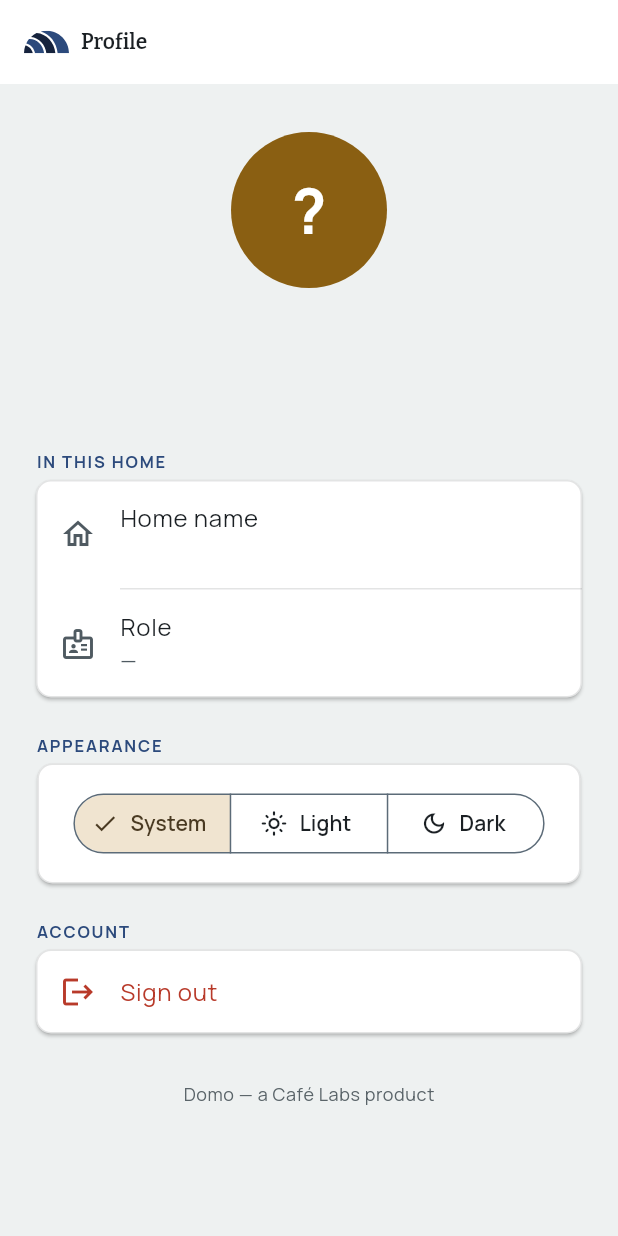
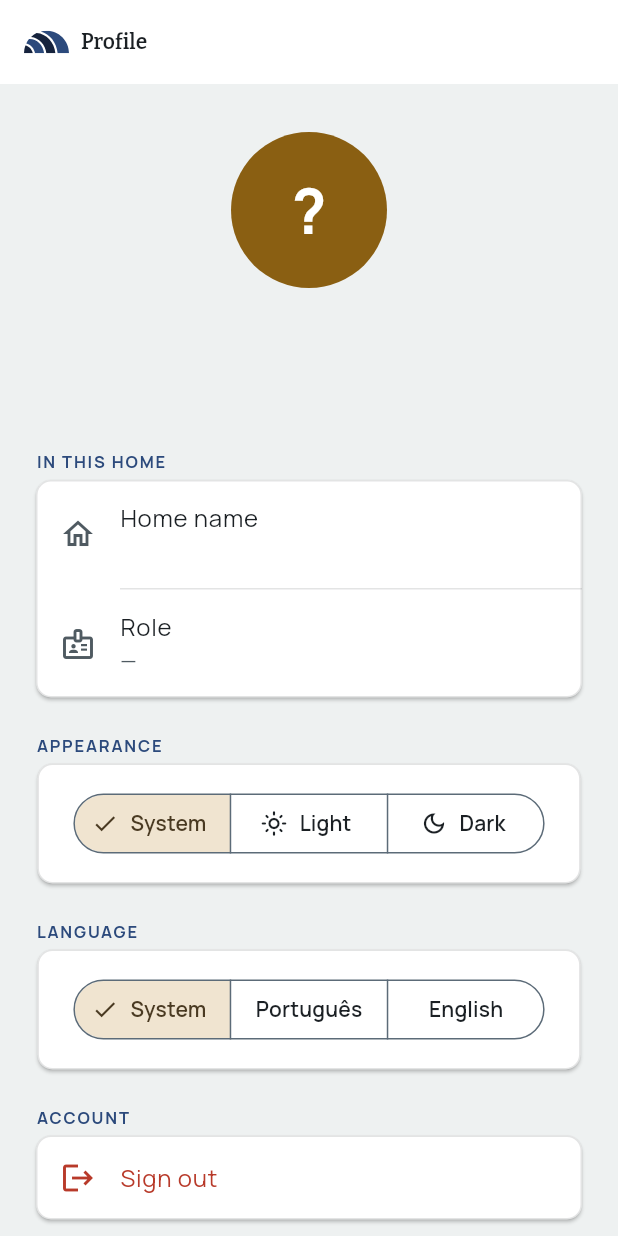
Before and after one commit to CafeLabsDev/domo, a Flutter app: the _ProfileContent screen opened directly with empty values, on a phone screen of 412 x 824 dp. Run offline on Flutter 3.47's test engine with Material 3 defaults, Android fonts, the phone set to English and light mode, and no system bars; our stand-ins replace cached_network_image, cloud_firestore, firebase_analytics, firebase_auth, firebase_core, flutter_riverpod and 6 more; accounts and stored records are empty; generated files the repository leaves out were written again.

Commit message:
Adiciona seletor de idioma na tela de Perfil
Faltava, mesmo achado do domo-landing: o app já tinha localização
completa (PT template, EN via locale do sistema), mas nenhum controle
visível pra trocar sem sair do app e mexer no idioma do
celular/navegador.

localeProvider (core/providers/locale_provider.dart) espelha o padrão
já existente do themeModeProvider — StateProvider<Locale?> não
persistido, null significa "seguir o sistema". Novo SegmentedButton
"Idioma" no Perfil (Sistema / Português / English), mesmo padrão visual
do seletor de tema já existente. main.dart passa a ler
locale: ref.watch(localeProvider) no MaterialApp.router.

Cobertura de teste nova (profile_page_test.dart, 3 casos) valida o
fluxo de ponta a ponta: tocar em "English" realmente troca o texto
renderizado da página (não só o estado interno do provider), e tocar
em "Português" volta. flutter analyze e flutter test (60/60) limpos.

```diff
--- /dev/null
+++ b/lib/core/providers/locale_provider.dart
@@ -0,0 +1,6 @@
+import 'package:flutter/material.dart';
+import 'package:flutter_riverpod/flutter_riverpod.dart';
+
+/// null means "follow the system locale" — same non-persisted, in-memory
+/// pattern as themeModeProvider (see theme_provider.dart).
+final localeProvider = StateProvider<Locale?>((ref) => null);
--- a/lib/features/profile/presentation/pages/profile_page.dart
+++ b/lib/features/profile/presentation/pages/profile_page.dart
@@ -3,6 +3,7 @@ import 'package:firebase_auth/firebase_auth.dart';
 import 'package:flutter/material.dart';
 import 'package:flutter_riverpod/flutter_riverpod.dart';
 
+import '../../../../core/providers/locale_provider.dart';
 import '../../../../core/providers/theme_provider.dart';
 import '../../../../core/theme/app_colors.dart';
 import '../../../../core/theme/app_spacing.dart';
@@ -191,6 +192,40 @@ class _ProfileContent extends ConsumerWidget {
             ),
             const SizedBox(height: AppSpacing.md),
 
+            _SectionLabel(l10n.languageSection, theme),
+            _CardSection(
+              children: [
+                Padding(
+                  padding: const EdgeInsets.symmetric(
+                    horizontal: AppSpacing.lg,
+                    vertical: AppSpacing.md,
+                  ),
+                  child: SegmentedButton<Locale?>(
+                    segments: [
+                      ButtonSegment(
+                        value: null,
+                        icon: const Icon(Icons.brightness_auto_outlined),
+                        label: Text(l10n.languageSystemOption),
+                      ),
+                      const ButtonSegment(
+                        value: Locale('pt'),
+                        label: Text('Português'),
+                      ),
+                      const ButtonSegment(
+                        value: Locale('en'),
+                        label: Text('English'),
+                      ),
+                    ],
+                    selected: {ref.watch(localeProvider)},
+                    onSelectionChanged: (set) {
+                      ref.read(localeProvider.notifier).state = set.first;
+                    },
+                  ),
+                ),
+              ],
+            ),
+            const SizedBox(height: AppSpacing.md),
+
             _SectionLabel(l10n.accountSection, theme),
             _CardSection(
               children: [
--- a/lib/l10n/app_en.arb
+++ b/lib/l10n/app_en.arb
@@ -147,6 +147,8 @@
   "appearanceSection": "Appearance",
   "systemTheme": "System",
   "lightTheme": "Light",
+  "languageSection": "Language",
+  "languageSystemOption": "System",
   "darkTheme": "Dark",
   "accountSection": "Account",
   "signOut": "Sign out",
--- a/lib/l10n/app_localizations.dart
+++ b/lib/l10n/app_localizations.dart
@@ -788,6 +788,18 @@ abstract class AppLocalizations {
   /// **'Claro'**
   String get lightTheme;
 
+  /// No description provided for @languageSection.
+  ///
+  /// In pt, this message translates to:
+  /// **'Idioma'**
+  String get languageSection;
+
+  /// No description provided for @languageSystemOption.
+  ///
+  /// In pt, this message translates to:
+  /// **'Sistema'**
+  String get languageSystemOption;
+
   /// No description provided for @darkTheme.
   ///
   /// In pt, this message translates to:
--- a/lib/l10n/app_localizations_en.dart
+++ b/lib/l10n/app_localizations_en.dart
@@ -385,6 +385,12 @@ class AppLocalizationsEn extends AppLocalizations {
   String get lightTheme => 'Light';
 
   @override
+  String get languageSection => 'Language';
+
+  @override
+  String get languageSystemOption => 'System';
+
+  @override
   String get darkTheme => 'Dark';
 
   @override
--- a/lib/l10n/app_localizations_pt.dart
+++ b/lib/l10n/app_localizations_pt.dart
@@ -388,6 +388,12 @@ class AppLocalizationsPt extends AppLocalizations {
   String get lightTheme => 'Claro';
 
   @override
+  String get languageSection => 'Idioma';
+
+  @override
+  String get languageSystemOption => 'Sistema';
+
+  @override
   String get darkTheme => 'Escuro';
 
   @override
--- a/lib/l10n/app_pt.arb
+++ b/lib/l10n/app_pt.arb
@@ -147,6 +147,8 @@
   "appearanceSection": "Aparência",
   "systemTheme": "Sistema",
   "lightTheme": "Claro",
+  "languageSection": "Idioma",
+  "languageSystemOption": "Sistema",
   "darkTheme": "Escuro",
   "accountSection": "Conta",
   "signOut": "Sair",
```
Also changed, not shown: lib/main.dart (+6 -4 lines), 1 other file.
